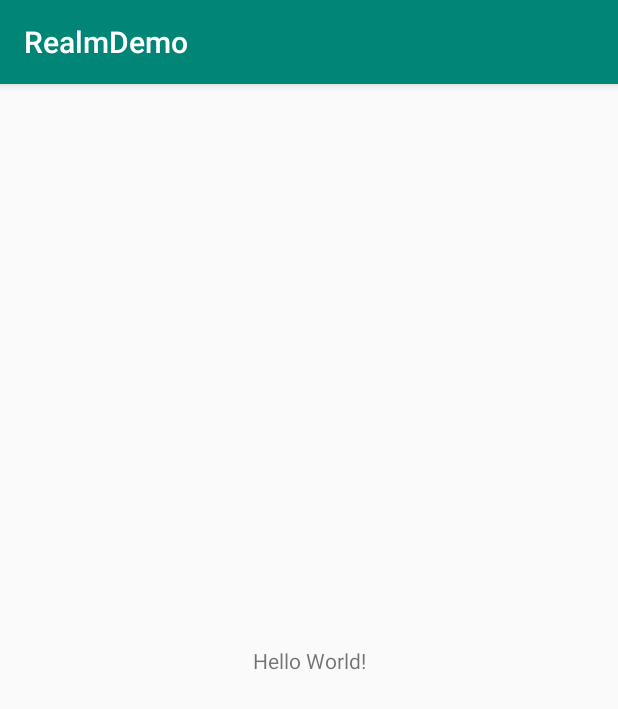
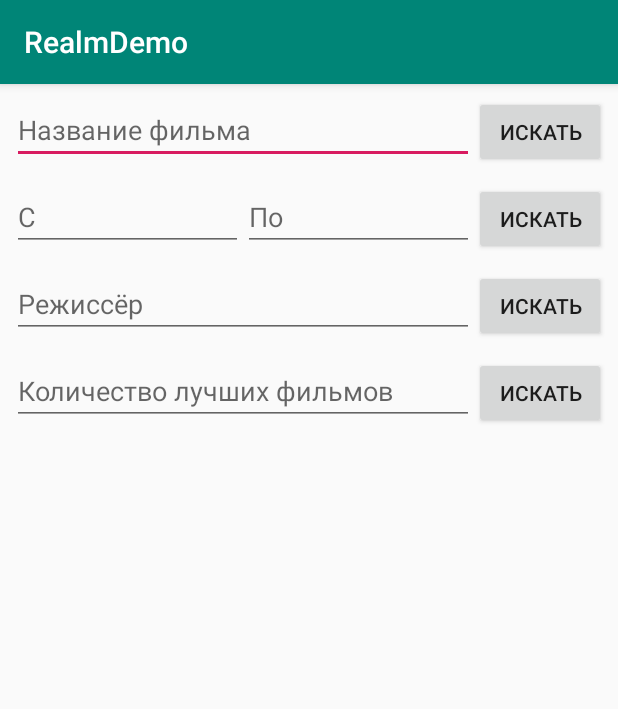
Before and after one commit to mertsalovda/RealmDemo, an Android app: the screen it shows after launch (MainActivity), on a phone screen of 412 x 824 dp. Shown: the top 709 px of the screen. Run offline under Robolectric (Android 15) with nearby library versions, the phone set to English and light mode, and no system bars; libraries missing offline, so code that uses them is left out: io.realm; 1 statement that could not run was skipped.

Commit message:
Добавлена разметка FilmsFragment; Добавлена разметка элемента списка.
1) В коде проекта есть интерфейс репозиторий и Realm-реализация, есть класс Film. В них находятся все необходимые (перечисленные выше) методы и поля.
2) Есть возможность добавить фильм в БД, удалить, получить и изменить. Также есть возможность получить все фильмы.
3) Можно выполнить поиск по названию фильма.
4) Можно выполнить поиск по годам.
5) Можно выполнить поиск фильмов определенного режиссера.
6) Можно получить топ фильмов.
7) Если результата нет, то отображается заглушка.

```diff
--- a/app/build.gradle
+++ b/app/build.gradle
@@ -24,6 +24,9 @@ dependencies {
     implementation fileTree(dir: 'libs', include: ['*.jar'])
     implementation 'androidx.appcompat:appcompat:1.0.2'
     implementation 'androidx.constraintlayout:constraintlayout:1.1.3'
+    implementation 'androidx.legacy:legacy-support-v4:1.0.0'
+    //noinspection GradleCompatible
+    implementation 'com.android.support:recyclerview-v7:28.0.0'
     testImplementation 'junit:junit:4.12'
     androidTestImplementation 'androidx.test.ext:junit:1.1.0'
     androidTestImplementation 'androidx.test.espresso:espresso-core:3.1.1'
--- a/app/src/main/java/ru/mertsalovda/realmdemo/data/model/Film.java
+++ b/app/src/main/java/ru/mertsalovda/realmdemo/data/model/Film.java
@@ -48,8 +48,6 @@ public class Film extends RealmObject {
     }
 
     public void setYearRelease(int yearRelease) {
-        if (yearRelease < 1895 || yearRelease < 0)
-            yearRelease = 1895;
         this.yearRelease = yearRelease;
     }
 
--- /dev/null
+++ b/app/src/main/java/ru/mertsalovda/realmdemo/ui/FilmsFragment.java
@@ -0,0 +1,40 @@
+package ru.mertsalovda.realmdemo.ui;
+
+import android.content.Context;
+import android.os.Bundle;
+
+import androidx.fragment.app.Fragment;
+
+import android.view.LayoutInflater;
+import android.view.View;
+import android.view.ViewGroup;
+
+import ru.mertsalovda.realmdemo.R;
+
+public class FilmsFragment extends Fragment {
+
+    public static FilmsFragment newInstance() {
+        return new FilmsFragment();
+    }
+
+    @Override
+    public void onCreate(Bundle savedInstanceState) {
+        super.onCreate(savedInstanceState);
+    }
+
+    @Override
+    public View onCreateView(LayoutInflater inflater, ViewGroup container,
+                             Bundle savedInstanceState) {
+        return inflater.inflate(R.layout.fr_films, container, false);
+    }
+
+    @Override
+    public void onAttach(Context context) {
+        super.onAttach(context);
+    }
+
+    @Override
+    public void onDetach() {
+        super.onDetach();
+    }
+}
--- a/app/src/main/java/ru/mertsalovda/realmdemo/ui/MainActivity.java
+++ b/app/src/main/java/ru/mertsalovda/realmdemo/ui/MainActivity.java
@@ -9,7 +9,6 @@ import android.Manifest;
 import android.content.DialogInterface;
 import android.content.pm.PackageManager;
 import android.os.Bundle;
-import android.widget.Toast;
 
 import ru.mertsalovda.realmdemo.R;
 
@@ -70,6 +69,9 @@ public class MainActivity extends AppCompatActivity {
     }
 
     private void openFragment() {
-        Toast.makeText(this, "OK!", Toast.LENGTH_LONG).show();
+        getSupportFragmentManager()
+                .beginTransaction()
+                .replace(R.id.container, FilmsFragment.newInstance())
+                .commit();
     }
 }
--- a/app/src/main/res/layout/activity_main.xml
+++ b/app/src/main/res/layout/activity_main.xml
@@ -1,18 +1,7 @@
 <?xml version="1.0" encoding="utf-8"?>
-<androidx.constraintlayout.widget.ConstraintLayout xmlns:android="http://schemas.android.com/apk/res/android"
-    xmlns:app="http://schemas.android.com/apk/res-auto"
-    xmlns:tools="http://schemas.android.com/tools"
+<FrameLayout xmlns:android="http://schemas.android.com/apk/res/android"
+    android:id="@+id/container"
     android:layout_width="match_parent"
-    android:layout_height="match_parent"
-    tools:context=".ui.MainActivity">
+    android:layout_height="match_parent">
 
-    <TextView
-        android:layout_width="wrap_content"
-        android:layout_height="wrap_content"
-        android:text="Hello World!"
-        app:layout_constraintBottom_toBottomOf="parent"
-        app:layout_constraintLeft_toLeftOf="parent"
-        app:layout_constraintRight_toRightOf="parent"
-        app:layout_constraintTop_toTopOf="parent" />
-
-</androidx.constraintlayout.widget.ConstraintLayout>
+</FrameLayout>
--- /dev/null
+++ b/app/src/main/res/layout/fr_films.xml
@@ -0,0 +1,111 @@
+<?xml version="1.0" encoding="utf-8"?>
+<LinearLayout xmlns:android="http://schemas.android.com/apk/res/android"
+    xmlns:tools="http://schemas.android.com/tools"
+    android:layout_width="match_parent"
+    android:layout_height="match_parent"
+    android:orientation="vertical"
+    android:padding="8dp"
+    tools:context=".ui.FilmsFragment">
+
+    <LinearLayout
+        android:layout_width="match_parent"
+        android:layout_height="wrap_content"
+        android:layout_weight="1"
+        android:orientation="horizontal">
+
+        <EditText
+            android:id="@+id/et_name_search"
+            android:layout_width="match_parent"
+            android:layout_height="wrap_content"
+            android:layout_weight="1"
+            android:hint="@string/title_film" />
+
+        <Button
+            android:id="@+id/btn_name_search"
+            android:layout_width="wrap_content"
+            android:layout_height="wrap_content"
+            android:text="@string/search" />
+
+    </LinearLayout>
+
+    <LinearLayout
+        android:layout_width="match_parent"
+        android:layout_height="wrap_content"
+        android:layout_weight="1"
+        android:orientation="horizontal">
+
+        <EditText
+            android:id="@+id/et_start_year_search"
+            android:hint="C"
+            android:inputType="numberDecimal"
+            android:layout_width="match_parent"
+            android:layout_height="wrap_content"
+            android:layout_weight="1" />
+
+        <EditText
+            android:id="@+id/et_end_year_search"
+            android:hint="По"
+            android:inputType="numberDecimal"
+            android:layout_width="match_parent"
+            android:layout_height="wrap_content"
+            android:layout_weight="1" />
+
+        <Button
+            android:id="@+id/btn_year_search"
+            android:layout_width="wrap_content"
+            android:layout_height="wrap_content"
+            android:text="@string/search" />
+
+    </LinearLayout>
+
+    <LinearLayout
+        android:layout_width="match_parent"
+        android:layout_height="wrap_content"
+        android:layout_weight="1"
+        android:orientation="horizontal">
+
+        <EditText
+            android:id="@+id/et_director_search"
+            android:layout_width="match_parent"
+            android:layout_height="wrap_content"
+            android:layout_weight="1"
+            android:hint="@string/director" />
+
+        <Button
+            android:id="@+id/btn_director_search"
+            android:layout_width="wrap_content"
+            android:layout_height="wrap_content"
+            android:text="@string/search" />
+
+    </LinearLayout>
+
+    <LinearLayout
+        android:layout_width="match_parent"
+        android:layout_height="wrap_content"
+        android:layout_weight="1"
+        android:orientation="horizontal">
+
+        <EditText
+            android:id="@+id/et_top_search"
+            android:layout_width="match_parent"
+            android:layout_height="wrap_content"
+            android:layout_weight="1"
+            android:hint="@string/top_films" />
+
+        <Button
+            android:id="@+id/btn_top_search"
+            android:layout_width="wrap_content"
+            android:layout_height="wrap_content"
+            android:text="@string/search" />
+
+    </LinearLayout>
+
+    <androidx.recyclerview.widget.RecyclerView
+        android:id="@+id/recycler_films"
+        android:layout_width="match_parent"
+        android:layout_height="wrap_content"
+        android:layout_weight="50">
+
+    </androidx.recyclerview.widget.RecyclerView>
+
+</LinearLayout>
--- /dev/null
+++ b/app/src/main/res/layout/li_film.xml
@@ -0,0 +1,34 @@
+<?xml version="1.0" encoding="utf-8"?>
+<LinearLayout xmlns:android="http://schemas.android.com/apk/res/android"
+    xmlns:tools="http://schemas.android.com/tools"
+    android:layout_width="match_parent"
+    android:layout_height="wrap_content"
+    android:orientation="vertical"
+    android:padding="16dp">
+
+    <TextView
+        android:id="@+id/tv_title_film"
+        android:layout_width="wrap_content"
+        android:layout_height="wrap_content"
+        tools:text="Title" />
+
+    <TextView
+        android:id="@+id/tv_director_film"
+        android:layout_width="wrap_content"
+        android:layout_height="wrap_content"
+        tools:text="Director" />
+
+    <TextView
+        android:id="@+id/tv_year_release_film"
+        android:layout_width="wrap_content"
+        android:layout_height="wrap_content"
+        tools:text="1985" />
+
+    <TextView
+        android:id="@+id/tv_rating_film"
+        android:layout_width="wrap_content"
+        android:layout_height="wrap_content"
+        tools:text="Rating" />
+
+
+</LinearLayout>
--- a/app/src/main/res/values/strings.xml
+++ b/app/src/main/res/values/strings.xml
@@ -1,3 +1,10 @@
 <resources>
     <string name="app_name">RealmDemo</string>
+
+    <!-- TODO: Remove or change this placeholder text -->
+    <string name="hello_blank_fragment">Hello blank fragment</string>
+    <string name="search">Искать</string>
+    <string name="title_film">Название фильма</string>
+    <string name="director">Режиссёр</string>
+    <string name="top_films">Количество лучших фильмов</string>
 </resources>
```
